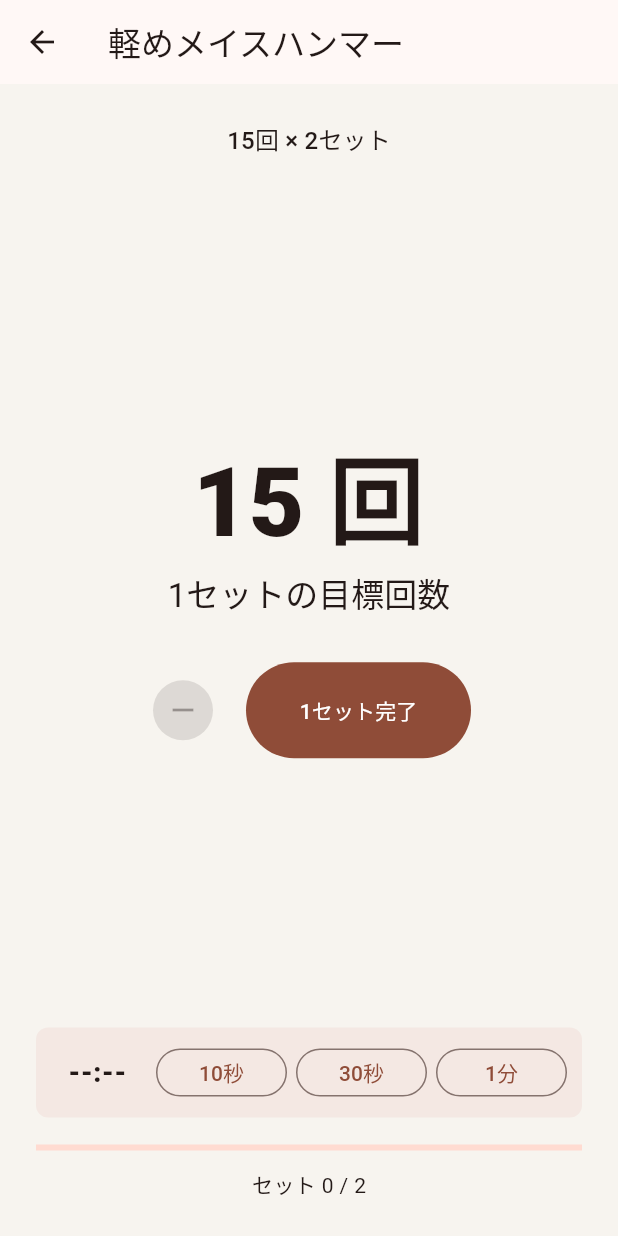
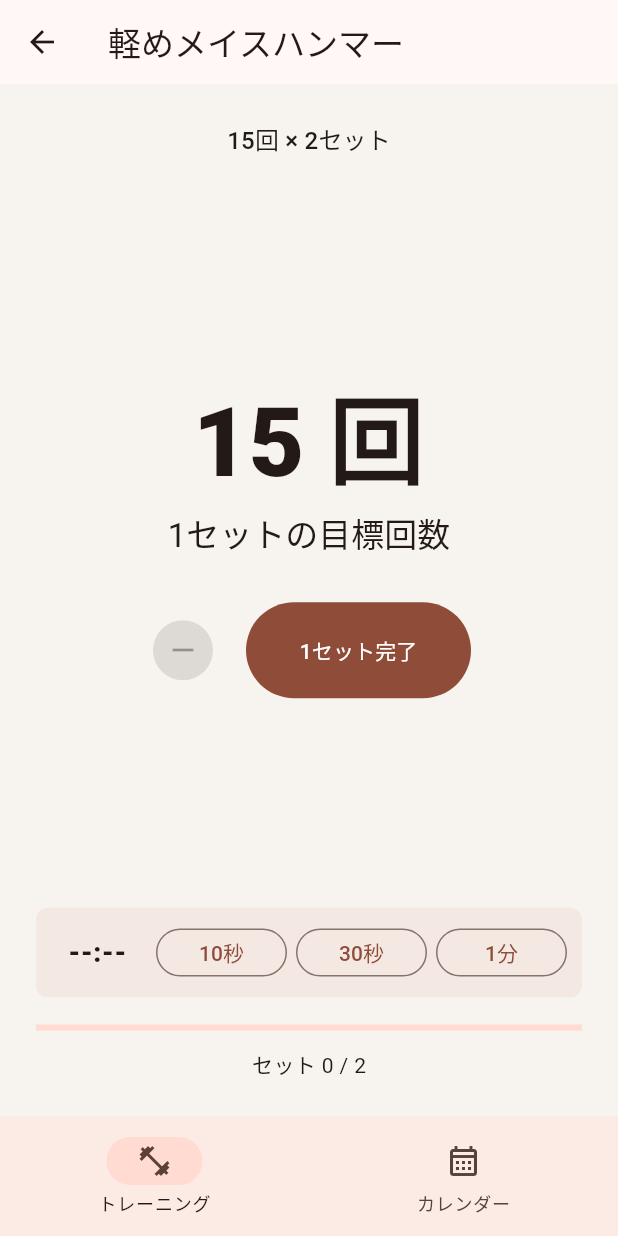
Before and after one commit to sobaya-0141/training, a Flutter app: the screen it shows after launch, after a tap on "軽めメイスハンマー", on a phone screen of 412 x 824 dp. Run offline on Flutter 3.47's test engine with Material 3 defaults, Android fonts, the phone set to English and light mode, and no system bars; our stand-ins replace audioplayers, flutter_bloc, go_router, sqflite, wakelock_plus; accounts and stored records are empty.

Commit message:
go_router による宣言型ナビゲーションへ移行
画面遷移を app_router に集約し、Navigator.push を context.push に置き換える。

Closes #26

Co-authored-by: Cursor <cursoragent@cursor.com>

```diff
--- a/lib/src/app.dart
+++ b/lib/src/app.dart
@@ -1,5 +1,6 @@
 import 'package:flutter/material.dart';
-import 'package:kintore/src/features/navigation/main_shell.dart';
+import 'package:go_router/go_router.dart';
+import 'package:kintore/src/features/navigation/app_router.dart';
 import 'package:kintore/src/features/progress/workout_progress_repository.dart';
 import 'package:kintore/src/theme/app_theme.dart';
 
@@ -13,34 +14,49 @@ class KintoreApp extends StatefulWidget {
 class _KintoreAppState extends State<KintoreApp> {
   final _repository = WorkoutProgressRepository();
   late final Future<void> _initialization = _repository.initialize();
+  GoRouter? _router;
 
   @override
   void dispose() {
+    _router?.dispose();
     _repository.dispose();
     super.dispose();
   }
 
   @override
   Widget build(BuildContext context) {
+    return FutureBuilder<void>(
+      future: _initialization,
+      builder: (context, snapshot) {
+        if (snapshot.connectionState != ConnectionState.done) {
           return MaterialApp(
+            debugShowCheckedModeBanner: false,
+            theme: AppTheme.light(),
+            darkTheme: AppTheme.dark(),
+            home: const Scaffold(
+              body: Center(child: CircularProgressIndicator()),
+            ),
+          );
+        }
+        if (snapshot.hasError) {
+          return MaterialApp(
+            debugShowCheckedModeBanner: false,
+            theme: AppTheme.light(),
+            darkTheme: AppTheme.dark(),
+            home: const Scaffold(
+              body: Center(child: Text('データベースを開けませんでした')),
+            ),
+          );
+        }
+        _router ??= createAppRouter(_repository);
+        return MaterialApp.router(
           debugShowCheckedModeBanner: false,
           title: 'Kintore',
           theme: AppTheme.light(),
           darkTheme: AppTheme.dark(),
-      home: FutureBuilder<void>(
-        future: _initialization,
-        builder: (context, snapshot) {
-          if (snapshot.connectionState != ConnectionState.done) {
-            return const Scaffold(
-              body: Center(child: CircularProgressIndicator()),
+          routerConfig: _router,
         );
-          }
-          if (snapshot.hasError) {
-            return const Scaffold(body: Center(child: Text('データベースを開けませんでした')));
-          }
-          return MainShell(repository: _repository);
       },
-      ),
     );
   }
 }
--- a/lib/src/features/home/widgets/quick_timers.dart
+++ b/lib/src/features/home/widgets/quick_timers.dart
@@ -1,5 +1,6 @@
 import 'package:flutter/material.dart';
-import 'package:kintore/src/features/timer/timer_screen.dart';
+import 'package:go_router/go_router.dart';
+import 'package:kintore/src/features/navigation/app_routes.dart';
 
 class QuickTimers extends StatelessWidget {
   const QuickTimers({super.key});
@@ -24,13 +25,8 @@ class QuickTimers extends StatelessWidget {
               Expanded(
                 child: FilledButton.tonal(
                   key: ValueKey('quick_timer_${timer.$2}_button'),
-                  onPressed: () => Navigator.of(context).push(
-                    MaterialPageRoute(
-                      builder: (_) => TimerScreen.simple(
-                        title: timer.$1,
-                        seconds: timer.$2,
-                      ),
-                    ),
+                  onPressed: () => context.push(
+                    AppRoutes.simpleTimer(timer.$2, title: timer.$1),
                   ),
                   style: FilledButton.styleFrom(
                     padding: const EdgeInsets.symmetric(vertical: 15),
--- a/lib/src/features/home/widgets/workout_card.dart
+++ b/lib/src/features/home/widgets/workout_card.dart
@@ -1,8 +1,8 @@
 import 'package:flutter/material.dart';
-import 'package:kintore/src/features/counter/counter_screen.dart';
+import 'package:go_router/go_router.dart';
+import 'package:kintore/src/features/navigation/app_routes.dart';
 import 'package:kintore/src/features/progress/workout_progress.dart';
 import 'package:kintore/src/features/progress/workout_progress_repository.dart';
-import 'package:kintore/src/features/timer/timer_screen.dart';
 import 'package:kintore/src/features/workout/workout_models.dart';
 
 class WorkoutCard extends StatelessWidget {
@@ -39,9 +39,7 @@ class WorkoutCard extends StatelessWidget {
       clipBehavior: Clip.antiAlias,
       child: InkWell(
         key: ValueKey('workout_${index}_button'),
-        onTap: () => Navigator.of(
-          context,
-        ).push(MaterialPageRoute(builder: (_) => _screenFor(item, progress))),
+        onTap: () => context.push(AppRoutes.workout(date, index)),
         child: Padding(
           padding: const EdgeInsets.all(18),
           child: Row(
@@ -94,32 +92,6 @@ class WorkoutCard extends StatelessWidget {
     );
   }
 
-  Widget _screenFor(WorkoutItem item, WorkoutProgress? progress) {
-    return switch (item.kind) {
-      WorkoutKind.counter => CounterScreen(
-        item: item,
-        date: date,
-        itemIndex: index,
-        repository: repository,
-        progress: progress,
-      ),
-      WorkoutKind.interval => TimerScreen.interval(
-        item: item,
-        date: date,
-        itemIndex: index,
-        repository: repository,
-        progress: progress,
-      ),
-      WorkoutKind.circuit => TimerScreen.circuit(
-        item: item,
-        date: date,
-        itemIndex: index,
-        repository: repository,
-        progress: progress,
-      ),
-    };
-  }
-
   IconData _iconFor(WorkoutKind kind) => switch (kind) {
     WorkoutKind.counter => Icons.fitness_center,
     WorkoutKind.interval => Icons.timer_outlined,
--- /dev/null
+++ b/lib/src/features/navigation/app_router.dart
@@ -0,0 +1,107 @@
+import 'package:flutter/material.dart';
+import 'package:go_router/go_router.dart';
+import 'package:kintore/src/features/calendar/calendar_screen.dart';
+import 'package:kintore/src/features/counter/counter_screen.dart';
+import 'package:kintore/src/features/home/home_screen.dart';
+import 'package:kintore/src/features/navigation/app_routes.dart';
+import 'package:kintore/src/features/navigation/main_shell.dart';
+import 'package:kintore/src/features/progress/workout_progress_repository.dart';
+import 'package:kintore/src/features/timer/timer_screen.dart';
+import 'package:kintore/src/features/workout/workout_models.dart';
+import 'package:kintore/src/features/workout/workout_schedule.dart';
+
+GoRouter createAppRouter(WorkoutProgressRepository repository) {
+  return GoRouter(
+    initialLocation: AppRoutes.home,
+    routes: [
+      StatefulShellRoute.indexedStack(
+        builder: (context, state, navigationShell) {
+          return MainShell(navigationShell: navigationShell);
+        },
+        branches: [
+          StatefulShellBranch(
+            routes: [
+              GoRoute(
+                path: AppRoutes.home,
+                builder: (context, state) =>
+                    HomeScreen(repository: repository),
+                routes: [
+                  GoRoute(
+                    path: 'timer/simple/:seconds',
+                    builder: (context, state) {
+                      final seconds = int.parse(
+                        state.pathParameters['seconds']!,
+                      );
+                      final title = state.uri.queryParameters['title'] ?? '';
+                      return TimerScreen.simple(
+                        title: title,
+                        seconds: seconds,
+                      );
+                    },
+                  ),
+                  GoRoute(
+                    path: 'workout/:date/:index',
+                    builder: (context, state) {
+                      final date = parseWorkoutDate(
+                        state.pathParameters['date']!,
+                      );
+                      final index = int.parse(state.pathParameters['index']!);
+                      return _workoutScreen(repository, date, index);
+                    },
+                  ),
+                ],
+              ),
+            ],
+          ),
+          StatefulShellBranch(
+            routes: [
+              GoRoute(
+                path: AppRoutes.calendar,
+                builder: (context, state) =>
+                    CalendarScreen(repository: repository),
+              ),
+            ],
+          ),
+        ],
+      ),
+    ],
+  );
+}
+
+Widget _workoutScreen(
+  WorkoutProgressRepository repository,
+  DateTime date,
+  int index,
+) {
+  final workout = workoutForDate(date);
+  if (index < 0 || index >= workout.items.length) {
+    return const Scaffold(
+      body: Center(child: Text('メニューが見つかりません')),
+    );
+  }
+  final item = workout.items[index];
+  final progress = repository.progressFor(date, index);
+  return switch (item.kind) {
+    WorkoutKind.counter => CounterScreen(
+      item: item,
+      date: date,
+      itemIndex: index,
+      repository: repository,
+      progress: progress,
+    ),
+    WorkoutKind.interval => TimerScreen.interval(
+      item: item,
+      date: date,
+      itemIndex: index,
+      repository: repository,
+      progress: progress,
+    ),
+    WorkoutKind.circuit => TimerScreen.circuit(
+      item: item,
+      date: date,
+      itemIndex: index,
+      repository: repository,
+      progress: progress,
+    ),
+  };
+}
--- /dev/null
+++ b/lib/src/features/navigation/app_routes.dart
@@ -0,0 +1,23 @@
+import 'package:kintore/src/features/progress/workout_progress.dart';
+
+abstract final class AppRoutes {
+  static const home = '/';
+  static const calendar = '/calendar';
+
+  static String simpleTimer(int seconds, {required String title}) {
+    return '/timer/simple/$seconds?title=${Uri.encodeQueryComponent(title)}';
+  }
+
+  static String workout(DateTime date, int index) {
+    return '/workout/${workoutDateKey(date)}/$index';
+  }
+}
+
+DateTime parseWorkoutDate(String dateKey) {
+  final parts = dateKey.split('-');
+  return DateTime(
+    int.parse(parts[0]),
+    int.parse(parts[1]),
+    int.parse(parts[2]),
+  );
+}
--- a/lib/src/features/navigation/main_shell.dart
+++ b/lib/src/features/navigation/main_shell.dart
@@ -1,34 +1,18 @@
 import 'package:flutter/material.dart';
-import 'package:kintore/src/features/calendar/calendar_screen.dart';
-import 'package:kintore/src/features/home/home_screen.dart';
-import 'package:kintore/src/features/progress/workout_progress_repository.dart';
+import 'package:go_router/go_router.dart';
 
-class MainShell extends StatefulWidget {
-  const MainShell({required this.repository, super.key});
+class MainShell extends StatelessWidget {
+  const MainShell({required this.navigationShell, super.key});
 
-  final WorkoutProgressRepository repository;
-
-  @override
-  State<MainShell> createState() => _MainShellState();
-}
-
-class _MainShellState extends State<MainShell> {
-  var _selectedIndex = 0;
+  final StatefulNavigationShell navigationShell;
 
   @override
   Widget build(BuildContext context) {
     return Scaffold(
-      body: IndexedStack(
-        index: _selectedIndex,
-        children: [
-          HomeScreen(repository: widget.repository),
-          CalendarScreen(repository: widget.repository),
-        ],
-      ),
+      body: navigationShell,
       bottomNavigationBar: NavigationBar(
-        selectedIndex: _selectedIndex,
-        onDestinationSelected: (index) =>
-            setState(() => _selectedIndex = index),
+        selectedIndex: navigationShell.currentIndex,
+        onDestinationSelected: navigationShell.goBranch,
         destinations: const [
           NavigationDestination(
             icon: Icon(Icons.fitness_center_outlined),
--- a/pubspec.yaml
+++ b/pubspec.yaml
@@ -39,6 +39,7 @@ dependencies:
   cupertino_icons: ^1.0.8
   audioplayers: ^6.8.1
   wakelock_plus: ^1.6.1
+  go_router: ^17.3.0
 
 dev_dependencies:
   flutter_test:
```
Also changed, not shown: pubspec.lock. Lines whose indentation alone changed are shown as unchanged.
